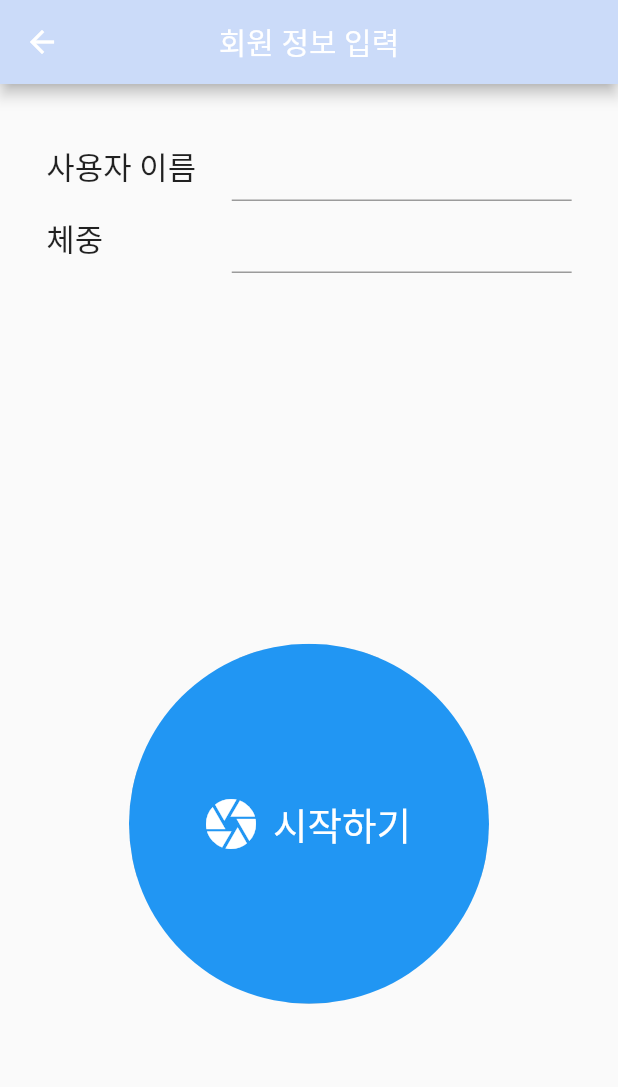
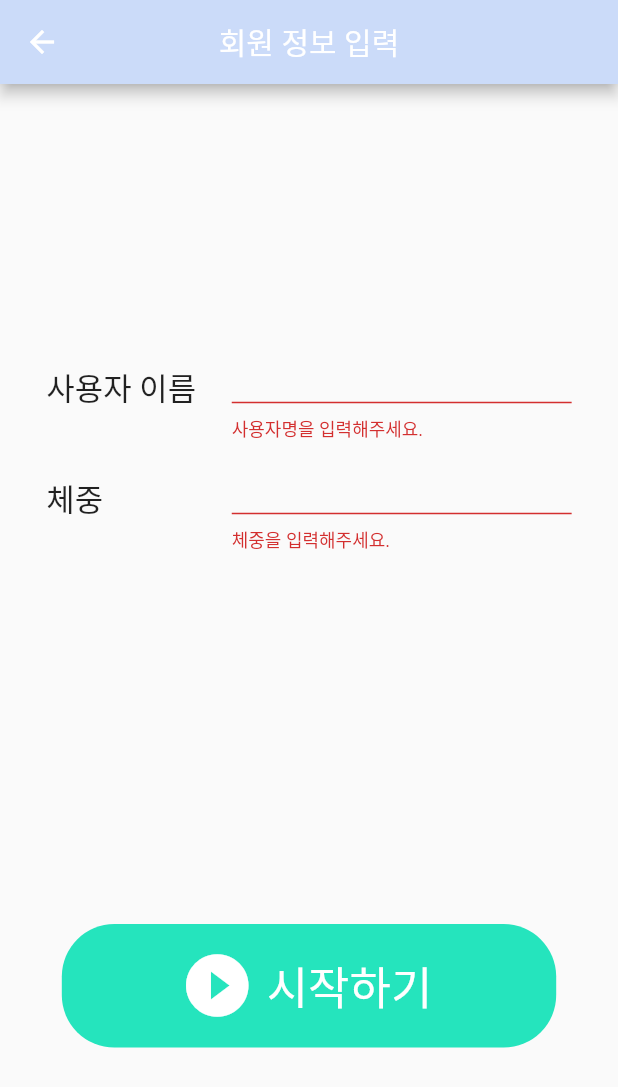
Before and after one commit to rlawoqls97/CapstonePJ_WEIGHIT, a Flutter app: the InputInformation screen opened directly, after a tap on "시작하기", on a phone screen of 412 x 824 dp. Shown: the top 1087 px of the screen. Run offline on Flutter 3.47's test engine with Material 2 defaults, Android fonts, the phone set to English and light mode, and no system bars; our stand-ins replace cloud_firestore, firebase_auth, firebase_core, google_sign_in, sign_in_with_apple; accounts and stored records are empty; network calls fail; Roboto replaces fonts that are missing (Medium).

Commit message:
Last friday final

```diff
--- a/lib/models/user_info.dart
+++ b/lib/models/user_info.dart
@@ -1,8 +1,18 @@
 class TheUser {
   final String uid;
+
   final String level;
   final String routine;
-  TheUser({this.uid, this.level, this.routine});
+  String username;
+  String weight;
+  int workedDays;
+  TheUser(
+      {this.uid,
+      this.level,
+      this.routine,
+      this.username,
+      this.weight,
+      this.workedDays});
 }
 
 class UserExercise {
--- a/lib/screens/UserInformationChange/input_information.dart
+++ b/lib/screens/UserInformationChange/input_information.dart
@@ -1,13 +1,19 @@
+import 'package:cloud_firestore/cloud_firestore.dart';
+import 'package:firebase_auth/firebase_auth.dart';
 import 'package:flutter/material.dart';
+import 'package:provider/provider.dart';
+import 'package:weighit/models/user_info.dart';
 
 class InputInformation extends StatelessWidget {
   TextEditingController _phoneController = TextEditingController();
   TextEditingController _weightController = TextEditingController();
   TextEditingController _nameController = TextEditingController();
+  final _formKey = GlobalKey<FormState>();
 
   @override
   Widget build(BuildContext context) {
     final size = MediaQuery.of(context).size;
+    final user = Provider.of<TheUser>(context);
 
     return Scaffold(
       appBar: AppBar(
@@ -16,8 +22,13 @@ class InputInformation extends StatelessWidget {
         centerTitle: true,
         actions: [],
       ),
-      body: Container(
-        padding: EdgeInsets.fromLTRB(20, 30, 20, 5),
+      body: ListView(
+        physics: NeverScrollableScrollPhysics(),
+        children: [
+          Padding(
+            padding: EdgeInsets.fromLTRB(20, size.height * 0.2, 20, 5),
+            child: Form(
+              key: _formKey,
               child: Column(
                 crossAxisAlignment: CrossAxisAlignment.center,
                 children: [
@@ -38,6 +49,12 @@ class InputInformation extends StatelessWidget {
                             focusColor: Colors.white,
                           ),
                           controller: _nameController,
+                          validator: (String value) {
+                            if (value.isEmpty) {
+                              return '사용자명을 입력해주세요.';
+                            }
+                            return null;
+                          },
                         ),
                       ),
                     ],
@@ -59,6 +76,12 @@ class InputInformation extends StatelessWidget {
                             focusColor: Colors.white,
                           ),
                           controller: _weightController,
+                          validator: (String value) {
+                            if (value.isEmpty) {
+                              return '체중을 입력해주세요.';
+                            }
+                            return null;
+                          },
                         ),
                       ),
                     ],
@@ -66,27 +89,50 @@ class InputInformation extends StatelessWidget {
                   SizedBox(
                     height: size.height * 0.3,
                   ),
-            ClipRRect(
-              borderRadius: BorderRadius.circular(120),
-              child: SizedBox(
-                width: 240,
-                height: 240,
-                child: ElevatedButton.icon(
+                  Container(
+                    width: size.width * 0.8,
+                    height: size.height * 0.1,
+                    child: FlatButton.icon(
                       icon: Icon(
-                    Icons.camera,
-                    size: 40,
+                        Icons.play_circle_fill,
+                        color: Colors.white,
+                        size: 50,
                       ),
+                      onPressed: () async {
+                        if (_formKey.currentState.validate()) {
+                          await FirebaseFirestore.instance
+                              .collection('user')
+                              .doc(user.uid)
+                              .set({
+                                'uid': user.uid,
+                                'username': _nameController.text,
+                                'weight': _weightController.text,
+                                'email':
+                                    FirebaseAuth.instance.currentUser.email ??
+                                        '',
+                                'workedDays': 0,
+                              })
+                              .then((value) => print('Item added'))
+                              .catchError(
+                                  (error) => print('Failed add Item : $error'));
+                        }
+                      },
                       label: Text(
                         '시작하기',
-                    style: TextStyle(fontSize: 25),
+                        style: TextStyle(color: Colors.white, fontSize: 30),
                       ),
-                  onPressed: () {},
+                      shape: RoundedRectangleBorder(
+                        borderRadius: BorderRadius.circular(35.0),
+                      ),
+                      color: Theme.of(context).accentColor,
+                    ),
+                  ),
+                ],
               ),
             ),
           ),
         ],
       ),
-      ),
     );
   }
 }
--- a/lib/services/Exercise_database.dart
+++ b/lib/services/Exercise_database.dart
@@ -12,6 +12,7 @@ class ExerciseDB {
       FirebaseFirestore.instance.collection('exercise');
 
   //유저마다 가지고 있는 user collection에 있는 자신 전용 collection을 update하는 것
+  // index 추가 해야함
   Future updateUserExerciseData(
       String name, String part, int weight, int sets, int reps) async {
     return await userCollection
@@ -27,6 +28,7 @@ class ExerciseDB {
   }
 
   //전체 exercise collection update
+  // index 추가 해야함
   Future updateExerciseData(String name, String part) async {
     return await exerciseCollection.add({
       'name': name,
--- a/lib/wrapper.dart
+++ b/lib/wrapper.dart
@@ -29,11 +29,13 @@ class Wrapper extends StatelessWidget {
           if (snapshot.connectionState == ConnectionState.waiting) {
             return Scaffold(body: Center(child: CircularProgressIndicator()));
           } else if (snapshot.hasData && snapshot.data.data() != null) {
+            user.username = snapshot.data.get('username');
+            user.weight = snapshot.data.get('weight');
+            user.workedDays = snapshot.data.get('workedDays');
             return HomePage();
           } else {
             //만약 유저의 data가 없으면 최초 정보 입력 화면으로 간다.
-            return HomePage();
-            // return InputInformation();
+            return InputInformation();
           }
         },
       );
```
Also changed, not shown: lib/screens/exercise/exercise_list.dart (+10 -18 lines), lib/screens/home/home_card_tile.dart (+5 -2 lines). Lines whose indentation alone changed are shown as unchanged.
